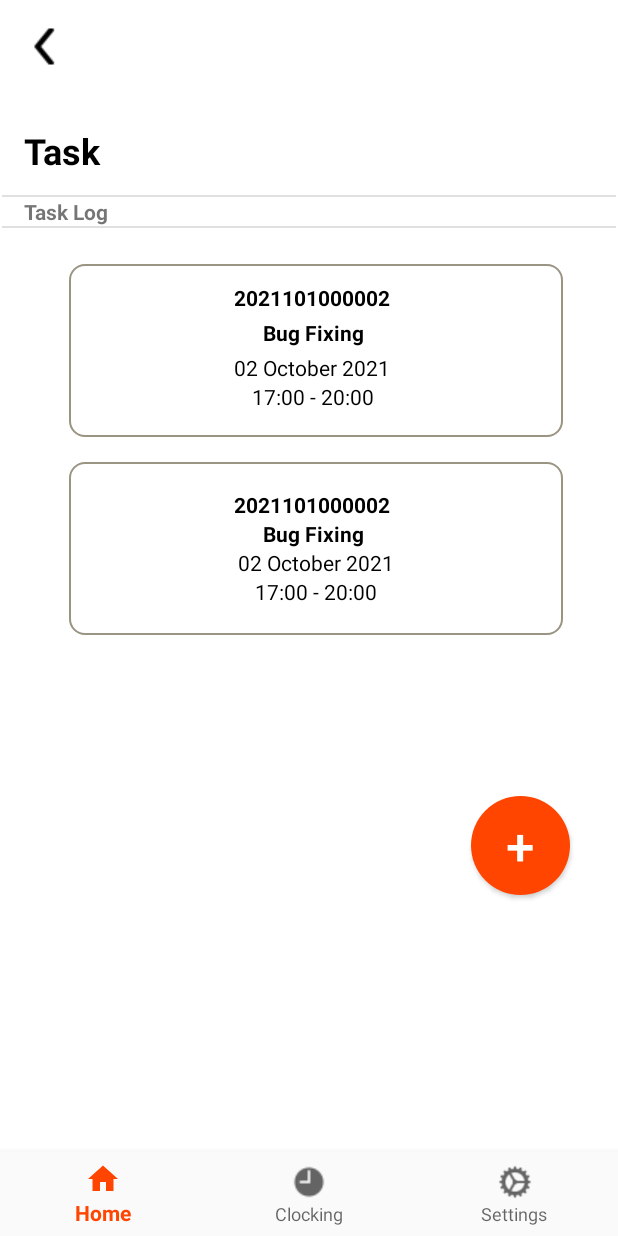
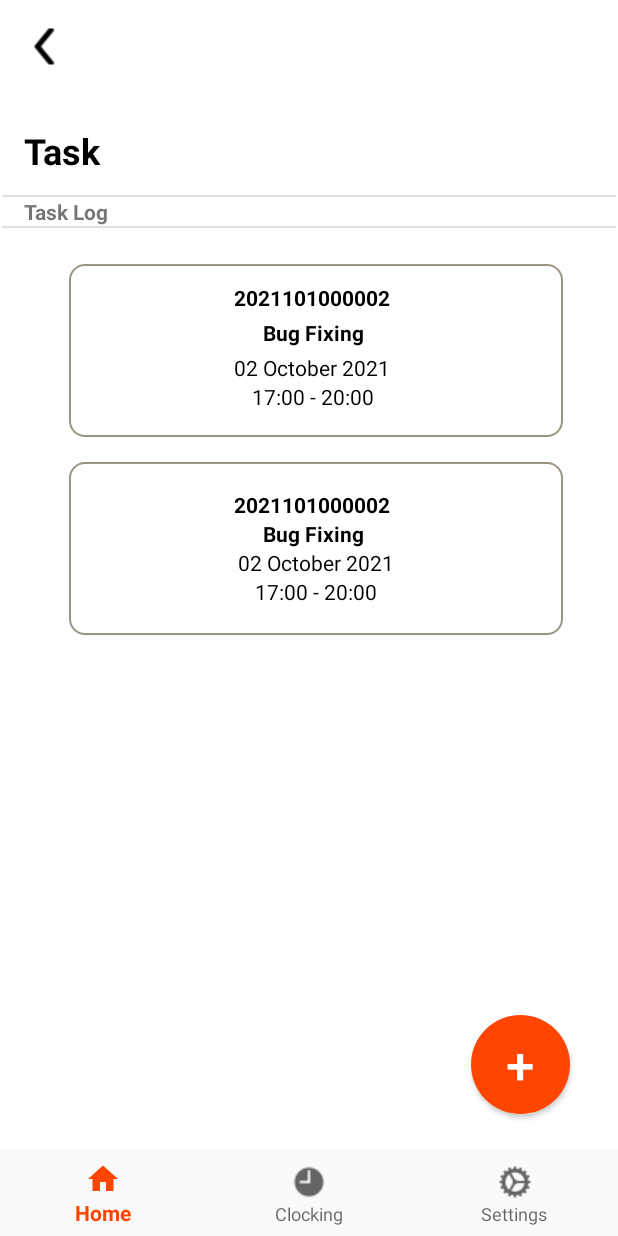
Before and after one commit to hengky9099/Mobile_application, an Android app: the fragment TaskLogFragment placed in its activity, on a phone screen of 412 x 824 dp. Run offline under Robolectric (Android 15) with nearby library versions, the phone set to English and light mode, and no system bars; our stand-ins replace navigation-ui.

Commit message:
Minor UI fixes 2

```diff
--- a/app/src/main/res/layout/fragment_home.xml
+++ b/app/src/main/res/layout/fragment_home.xml
@@ -285,7 +285,7 @@
         android:layout_height="0dp"
         android:layout_marginStart="24dp"
         android:layout_marginTop="8dp"
-        android:text="@string/new_leave"
+        android:text="New Task"
         android:textAlignment="center"
         android:textColor="#000000"
         android:textSize="15sp"
--- a/app/src/main/res/layout/task_log_fragment.xml
+++ b/app/src/main/res/layout/task_log_fragment.xml
@@ -88,15 +88,14 @@
         android:layout_width="66dp"
         android:layout_height="66dp"
         android:layout_marginEnd="32dp"
+        android:layout_marginBottom="81dp"
         android:background="@drawable/roundedbutton"
         android:text="+"
         android:textAlignment="center"
         android:textColor="@color/white"
         android:textSize="34sp"
         app:layout_constraintBottom_toBottomOf="parent"
-        app:layout_constraintEnd_toEndOf="parent"
-        app:layout_constraintTop_toBottomOf="@+id/textView97"
-        app:layout_constraintVertical_bias="0.321" />
+        app:layout_constraintEnd_toEndOf="parent" />
 
     <ImageButton
         android:id="@+id/imageButton9"
```
